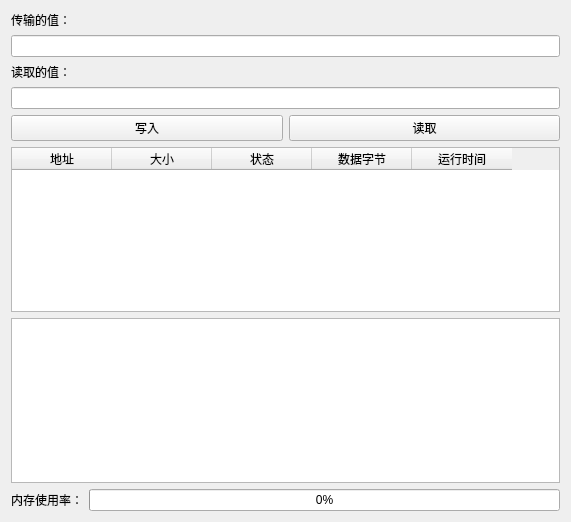
Old version of the form ProcessTestDemo/Process.ui in the repository 3737cc/C-C--.
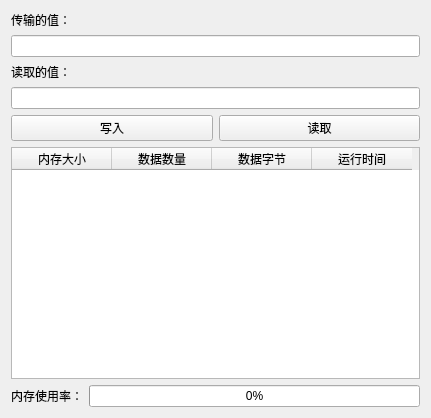
New version of the form.

Diff of the .ui file:
```diff
--- a/ProcessTestDemo/Process.ui
+++ b/ProcessTestDemo/Process.ui
@@ -6,8 +6,8 @@
    <rect>
     <x>0</x>
     <y>0</y>
-    <width>571</width>
-    <height>522</height>
+    <width>431</width>
+    <height>418</height>
    </rect>
   </property>
   <property name="windowTitle">
@@ -60,17 +60,12 @@
      <widget class="QTableWidget" name="memoryBlockTable">
       <column>
        <property name="text">
-        <string>地址</string>
+        <string>内存大小</string>
        </property>
       </column>
       <column>
        <property name="text">
-        <string>大小</string>
-       </property>
-      </column>
-      <column>
-       <property name="text">
-        <string>状态</string>
+        <string>数据数量</string>
        </property>
       </column>
       <column>
@@ -85,9 +80,6 @@
       </column>
      </widget>
     </item>
-    <item>
-     <widget class="QTextEdit" name="logTextEdit"/>
-    </item>
     <item>
      <layout class="QHBoxLayout" name="horizontalLayout_3">
       <item>
```
